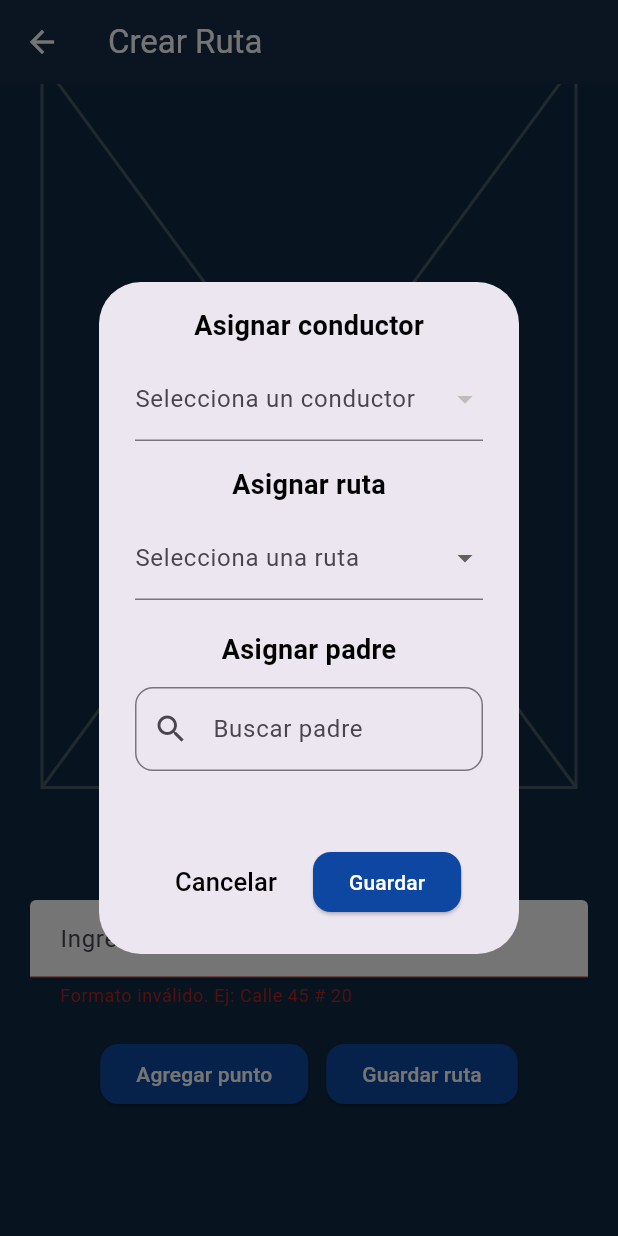
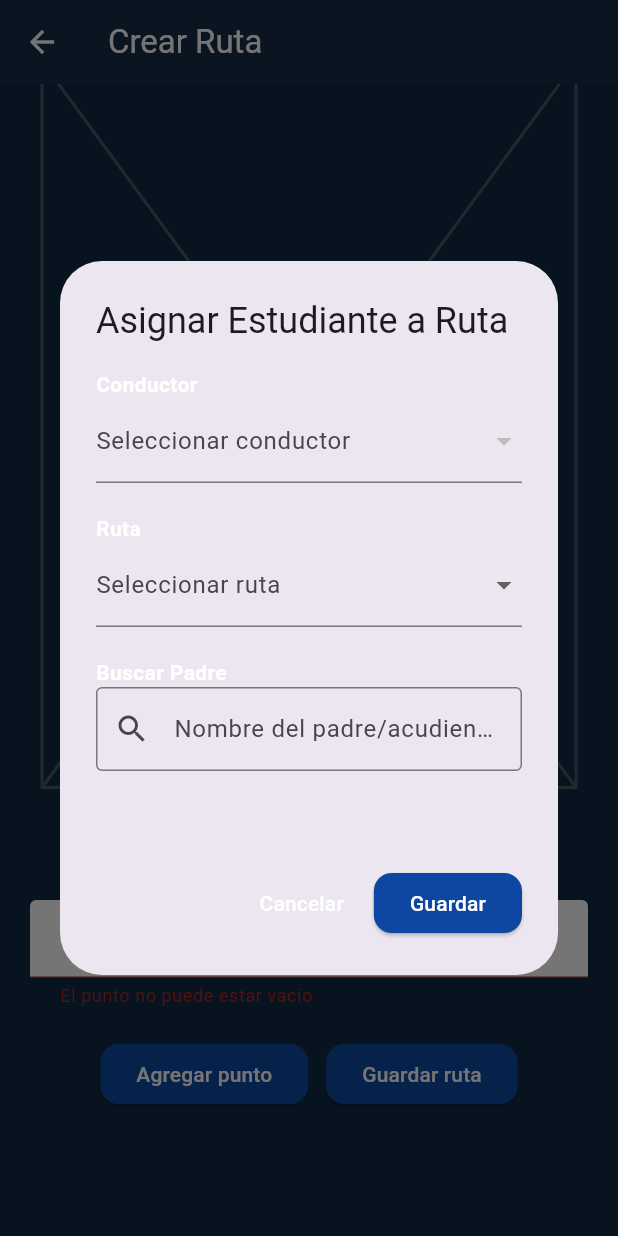
Before and after one commit to MigaPanV/School_Maps, a Flutter app: the CrearRuta screen opened directly, scrolled down 47 dp, after a tap on "Agregar punto", after a tap on "Guardar ruta", on a phone screen of 412 x 824 dp. Run offline on Flutter 3.47's test engine with Material 3 defaults, Android fonts, the phone set to English and light mode, and no system bars; drawn by our look-alikes of flutter_typeahead; our stand-ins replace cloud_firestore, cloud_functions, firebase_auth, firebase_core; accounts and stored records are empty.

Commit message:
error agregar estudiante al padre

```diff
--- a/lib/presentation/provider/rector_provider.dart
+++ b/lib/presentation/provider/rector_provider.dart
@@ -1,40 +1,105 @@
 import 'package:flutter/material.dart';
 import 'package:flutter_typeahead/flutter_typeahead.dart';
 import 'package:provider/provider.dart';
+import 'package:school_maps/domain/entities/conductor.dart';
 import 'package:school_maps/domain/entities/estudiante.dart';
 import 'package:school_maps/domain/entities/padre.dart';
 import 'package:school_maps/presentation/provider/firestore_provider.dart';
 
 class RectorProvider with ChangeNotifier {
 
-  List<String> seleccionadas = [];
-
-  String? conductorSeleccionado;
   List<String> puntosRuta = [];
   String puntoRuta = '';
   String? errorPuntoRuta;
 
+  String? conductorSeleccionado;
   String? errorPopup;
 
+  List<String> seleccionadas = [];
+
+  void mostrarRutas(BuildContext context, List<String> opciones, List<String> seleccionadas) {
+    showModalBottomSheet(
+      context: context,
+      isScrollControlled: true,
+      builder: (_) {
+        return StatefulBuilder(
+          builder: (context, setModalState) {
+            return Container(
+              padding: const EdgeInsets.all(20),
+              height: MediaQuery.of(context).size.height * 0.6,
+              child: Column(
+                children: [
+                  const Text(
+                    'Rutas Disponibles',
+                    style: TextStyle(fontSize: 18, fontWeight: FontWeight.bold),
+                  ),
+                  const SizedBox(height: 16),
+                  Expanded(
+                    child: ListView(
+                      children: opciones.map((opcion) {
+                        final estaSeleccionada = seleccionadas.contains(opcion);
+                        return CheckboxListTile(
+                          title: Text(opcion),
+                          value: estaSeleccionada,
+                          onChanged: (value) {
+                            setModalState(() {
+                              if (value == true) {
+                                seleccionadas.add(opcion);
+                              } else {
+                                seleccionadas.remove(opcion);
+                              }
+                            });
+                            notifyListeners();
+                          },
+                        );
+                      }).toList(),
+                    ),
+                  ),
+                  const SizedBox(height: 16),
+                  ElevatedButton(
+                    onPressed: () => Navigator.pop(context),
+                    child: const Text('Aceptar'),
+                  ),
+                ],
+              ),
+            );
+          },
+        );
+      },
+    );
+  }
+
   void setPuntoRuta(String value) {
-    puntoRuta = value;
+    puntoRuta = value.trim();
     errorPuntoRuta = null;
     notifyListeners();
   }
 
   bool validarPuntoRuta() {
-    final regex = RegExp(
-      r'^(Calle|Carrera|Diagonal|Transversal)\s+\d+[A-Za-z]?\s*#\s*\d+[A-Za-z]?$',
-      caseSensitive: false,
-    );
-
-    if (!regex.hasMatch(puntoRuta)) {
-      errorPuntoRuta = 'Formato inválido. Ej: Calle 45 # 20';
+    if (puntoRuta.isEmpty) {
+      errorPuntoRuta = 'El punto no puede estar vacío';
       notifyListeners();
       return false;
     }
+    final regex = RegExp(
+      r'^(Calle|Carrera|Diagonal|Transversal)\s+\d+[A-Za-z]?\s*#\s*\d+[A-Za-z]?-?\d*[A-Za-z]?$',
+      caseSensitive: false,
+    );
+    if (!regex.hasMatch(puntoRuta)) {
+      errorPuntoRuta = 'Formato inválido. Ej: Calle 45 # 20-15';
+      notifyListeners();
+      return false;
+    }
+    puntosRuta.add(puntoRuta);
+    puntoRuta = '';
+    errorPuntoRuta = null;
+    notifyListeners();
+    return true;
+  }
 
-    return true;
+  void eliminarPuntoRuta(int index) {
+    puntosRuta.removeAt(index);
+    notifyListeners();
   }
 
   void seleccionarConductor(String? value) {
@@ -49,141 +114,69 @@ class RectorProvider with ChangeNotifier {
       notifyListeners();
       return false;
     }
-
     if (requirePuntos && puntosRuta.isEmpty) {
-      errorPopup = 'Debe agregar mínimo un punto de ruta';
+      errorPopup = 'Debe agregar al menos un punto de ruta';
       notifyListeners();
       return false;
     }
-
     errorPopup = null;
     return true;
   }
 
-  void mostrarRutas(BuildContext context, List opciones, List seleccionadas) {
-    showModalBottomSheet(
-      context: context,
-      builder: (_) {
-        return StatefulBuilder(
-          builder: (context, setModalState) {
-            return Container(
-              padding: const EdgeInsets.all(20.0),
-              child: Column(
-                mainAxisSize: MainAxisSize.min,
-                children: [
-                  const Text(
-                    'Rutas Disponibles',
-                    style: TextStyle(
-                      fontSize: 18,
-                      fontWeight: FontWeight.bold,
-                      color: Colors.black,
-                    ),
-                  ),
-                  const SizedBox(height: 12),
-                  ...opciones.map((opcion) {
-                    final seleccionada = seleccionadas.contains(opcion);
-                    return CheckboxListTile(
-                      title: Text(opcion),
-                      value: seleccionada,
-                      onChanged: (valor) {
-                        setModalState(() {
-                          if (valor == true) {
-                            seleccionadas.add(opcion);
-                          } else {
-                            seleccionadas.remove(opcion);
-                          }
-                        });
-                        notifyListeners();
-                      },
-                    );
-                  }).toList(),
-                  const SizedBox(height: 10),
-                  ElevatedButton(
-                    onPressed: () => Navigator.pop(context),
-                    child: const Text('Aceptar'),
-                  ),
-                ],
-              ),
-            );
-          },
-        );
-      },
-    );
-  }
 
   void openDialogCreateRoute(BuildContext context) async {
-    final styleTitle = const TextStyle(
-      fontSize: 18,
-      fontWeight: FontWeight.bold,
-      color: Colors.black,
-    );
-
-    final styleText = const TextStyle(
-      fontSize: 17,
-      fontWeight: FontWeight.w500,
-      color: Colors.black,
-    );
-
-    final Map<String, List<String>> familia = {
-      'Carlos Gómez': ['Ana Gómez', 'Felipe Gómez', 'Laura Gómez'],
-      'María Torres': ['Sofía Torres', 'Daniel Torres'],
-      'Juan Pérez': ['Camilo Pérez', 'Valentina Pérez', 'Andrés Pérez'],
-      'Lucía Ramírez': ['Julio Ramírez', 'Martina Ramírez'],
-    };
-
     final firestore = Provider.of<FirestoreProvider>(context, listen: false);
-
     final listaConductores = await firestore.getConductores();
-    await firestore.getPadres();
 
     Padre? padreSeleccionado;
     String? hijoSeleccionado;
     String? rutaSeleccionada;
+
     String? errorPadre;
+    String? errorHijo;
     String? errorRuta;
 
-    TextEditingController textController = TextEditingController();
+    final searchController = TextEditingController();
+
     showDialog(
       barrierDismissible: false,
       context: context,
-      builder: (dialogContext) => Consumer<FirestoreProvider>(
-        builder: (context, firestore, _) {
-          return StatefulBuilder(
+      builder: (dialogContext) => StatefulBuilder(
         builder: (context, setState) {
           return AlertDialog(
-                content: SingleChildScrollView(
+            title: const Text('Asignar Estudiante a Ruta'),
+            content: SizedBox(
+              width: 420,
+              child: SingleChildScrollView(
                 child: Column(
                   mainAxisSize: MainAxisSize.min,
+                  crossAxisAlignment: CrossAxisAlignment.start,
                   children: [
-                      Text('Asignar conductor', style: styleTitle),
-                      const SizedBox(height: 8),
+                    // Conductor
+                    const Text('Conductor', style: TextStyle(fontWeight: FontWeight.bold)),
                     DropdownButtonFormField<String>(
-                        decoration:
-                            const InputDecoration(labelText: 'Selecciona un conductor'),
                       value: conductorSeleccionado,
+                      decoration: const InputDecoration(labelText: 'Seleccionar conductor'),
                       items: listaConductores
-                          .map((c) => DropdownMenuItem(
-                                value: c.nombre,
-                                child: Text(c.nombre),
-                              ))
+                          .map((c) => DropdownMenuItem(value: c.nombre, child: Text(c.nombre)))
                           .toList(),
                       onChanged: (value) {
+                        setState(() => conductorSeleccionado = value);
                         seleccionarConductor(value);
-                          setState(() {});
                       },
                     ),
+                    const SizedBox(height: 20),
 
-                      const SizedBox(height: 16),
-
-                      Text('Asignar ruta', style: styleTitle),
-                      const SizedBox(height: 8),
+                    // Ruta
+                    const Text('Ruta', style: TextStyle(fontWeight: FontWeight.bold)),
                     DropdownButtonFormField<String>(
-                        decoration:
-                            const InputDecoration(labelText: 'Selecciona una ruta'),
                       value: rutaSeleccionada,
+                      decoration: InputDecoration(
+                        labelText: 'Seleccionar ruta',
+                        errorText: errorRuta,
+                      ),
                       items: ['Ruta 1', 'Ruta 2', 'Ruta 3']
-                            .map((p) =>
-                                DropdownMenuItem(value: p, child: Text(p)))
+                          .map((r) => DropdownMenuItem(value: r, child: Text(r)))
                           .toList(),
                       onChanged: (value) {
                         setState(() {
@@ -192,165 +185,124 @@ class RectorProvider with ChangeNotifier {
                         });
                       },
                     ),
-                      if (errorRuta != null)
-                        Padding(
-                          padding: const EdgeInsets.only(top: 8.0),
-                          child: Text(
-                            errorRuta ?? '',
-                            style: const TextStyle(color: Colors.red, fontSize: 13),
-                          ),
-                        ),
-
                     const SizedBox(height: 20),
 
-                      Text('Asignar padre', style: styleTitle),
-                      const SizedBox(height: 12),
+                    // Padre
+                    const Text('Buscar Padre', style: TextStyle(fontWeight: FontWeight.bold)),
                     TypeAheadField<Padre>(
+                      controller: searchController,
                       suggestionsCallback: (pattern) async {
                         if (pattern.isEmpty) return [];
-
                         final padres = await firestore.getPadres();
-
                         return padres
-                              ?.where((p) =>
-                                  p.nombre.toLowerCase().contains(pattern.toLowerCase()))
+                            .where((p) => p.nombre.toLowerCase().contains(pattern.toLowerCase()))
                             .toList();
                       },
+                      builder: (context, controller, focusNode) {
+                        return TextField(
+                          controller: controller,
+                          focusNode: focusNode,
+                          decoration: InputDecoration(
+                            labelText: 'Nombre del padre/acudiente',
+                            prefixIcon: const Icon(Icons.search),
+                            border: const OutlineInputBorder(),
+                            errorText: errorPadre,
+                          ),
+                        );
+                      },
                       itemBuilder: (context, padre) => ListTile(
-                          leading: const Icon(Icons.person),
                         title: Text(padre.nombre),
+                        subtitle: Text('Doc: ${padre.documento}'),
                       ),
                       onSelected: (padre) {
                         setState(() {
                           padreSeleccionado = padre;
-                            textController.text = padre.nombre;
+                          searchController.text = padre.nombre;
                           hijoSeleccionado = null;
                           errorPadre = null;
+                          errorHijo = null;
                         });
                       },
-                        builder: (context, _controller, focusNode) {
-                          textController = _controller;
-                          return TextField(
-                            controller: textController,
-                            focusNode: focusNode,
-                            decoration: const InputDecoration(
-                              labelText: 'Buscar padre',
-                              prefixIcon: Icon(Icons.search),
-                              border: OutlineInputBorder(
-                                borderRadius: BorderRadius.all(Radius.circular(12)),
                     ),
-                            ),
-                          );
-                        },
-                      ),
-
-                      if (errorPadre != null)
-                        Padding(
-                          padding: const EdgeInsets.only(top: 8.0),
-                          child: Text(
-                            errorPadre ?? '',
-                            style: const TextStyle(color: Colors.red, fontSize: 13),
-                          ),
-                        ),
-
                     const SizedBox(height: 20),
 
-                      if (padreSeleccionado != null)
-                        FutureBuilder(
-                          future: firestore.getEstudiantes( padreSeleccionado!.documento),
+                    if (padreSeleccionado != null) ...[
+                      const Text('Seleccionar Hijo', style: TextStyle(fontWeight: FontWeight.bold)),
+                      FutureBuilder<List<Estudiante>>(
+                        future: firestore.getEstudiantes(padreSeleccionado!.documento),
                         builder: (context, snapshot) {
-                            if (!snapshot.hasData) return CircularProgressIndicator();
-
+                          if (snapshot.connectionState == ConnectionState.waiting) {
+                            return const CircularProgressIndicator();
+                          }
+                          if (!snapshot.hasData || snapshot.data!.isEmpty) {
+                            return const Text('No hay hijos registrados');
+                          }
                           final hijos = snapshot.data!;
-
-                            return DropdownButtonFormField(
+                          return DropdownButtonFormField<String>(
+                            value: hijoSeleccionado,
                             decoration: InputDecoration(
-                                labelText: 'Hijos de ${padreSeleccionado!.nombre}',
+                              labelText: 'Hijo',
+                              errorText: errorHijo,
                             ),
-                              items: hijos.map((hijo) {
-                                return DropdownMenuItem(
-                                  value: hijo.nombreEstudiante,
-                                  child: Text(hijo.nombreEstudiante),
-                                );
-                              }).toList(),
-                              onChanged: (nuevo) {
+                            items: hijos
+                                .map((h) => DropdownMenuItem(
+                                      value: h.documento.toString(),
+                                      child: Text(h.nombreEstudiante),
+                                    ))
+                                .toList(),
+                            onChanged: (value) {
                               setState(() {
-                                  hijoSeleccionado = nuevo;
+                                hijoSeleccionado = value;
+                                errorHijo = null;
                               });
                             },
                           );
                         },
                       ),
+                    ],
 
                     const SizedBox(height: 20),
-
                     if (errorPopup != null)
-                        Padding(
-                          padding: const EdgeInsets.only(top: 8.0),
-                          child: Text(
-                            errorPopup ?? '',
-                            style: const TextStyle(color: Colors.red),
+                      Text(errorPopup!, style: const TextStyle(color: Colors.red)),
+                  ],
                 ),
               ),
-
-                      const SizedBox(height: 10),
-
-                      Row(
-                        mainAxisAlignment: MainAxisAlignment.center,
-                        children: [
-                          TextButton(
-                            onPressed: () {
-                              Navigator.pop(context);
-                            },
-                            child: Text('Cancelar', style: styleText),
             ),
-                          const SizedBox(width: 12),
+            actions: [
+              TextButton(onPressed: () => Navigator.pop(context), child: const Text('Cancelar')),
               ElevatedButton(
                 onPressed: () {
                   setState(() {
                     errorPadre = null;
                     errorRuta = null;
+                    errorHijo = null;
+                    errorPopup = null;
                   });
 
-                              if (rutaSeleccionada == null) {
-                                setState(() {
-                                  errorRuta = 'Debe seleccionar una ruta';
-                                });
-                              }
-                              if (padreSeleccionado == null) {
-                                setState(() {
-                                  errorPadre = 'Debe seleccionar un padre';
-                                });
+                  if (conductorSeleccionado == null) errorPopup = 'Seleccione un conductor';
+                  if (rutaSeleccionada == null) errorRuta = 'Seleccione una ruta';
+                  if (padreSeleccionado == null) errorPadre = 'Seleccione un padre';
+                  if (padreSeleccionado != null && hijoSeleccionado == null) {
+                    errorHijo = 'Seleccione un hijo';
                   }
 
-                              if (errorPadre != null || errorRuta != null) return;
-
-                              bool okProvider = validarBeforeSave(requirePuntos: false);
-
-                              if (!okProvider) {
+                  if (errorPopup != null || errorRuta != null || errorPadre != null || errorHijo != null) {
                     setState(() {});
                     return;
                   }
 
-                              // aquí se llama a Firestore para guardar la asignación (creo ud sabe mas)
-
+                  // ÉXITO
+                  ScaffoldMessenger.of(context).showSnackBar(
+                    const SnackBar(content: Text('¡Estudiante asignado correctamente!')),
+                  );
                   Navigator.pop(context);
-                              notifyListeners();
                 },
                 child: const Text('Guardar'),
               ),
             ],
-                      ),
-                    ],
-                  ),
-                ),
-              );
-            },
           );
         },
       ),
     );
   }
-
-
 }
--- a/lib/presentation/screens/rector/add_estudiante.dart
+++ b/lib/presentation/screens/rector/add_estudiante.dart
@@ -49,7 +49,7 @@ class AddEstudiante extends StatelessWidget {
       child: Scaffold(
         appBar: AppBar(
 
-          title: Text( 'Añadir Acudiente' ),
+          title: Text( 'Añadir Estudiante' ),
 
         ),
         body: firestore.isLoading == true
```
Also changed, not shown: lib/presentation/provider/firestore_provider.dart (+55 -9 lines). Lines whose indentation alone changed are shown as unchanged.
